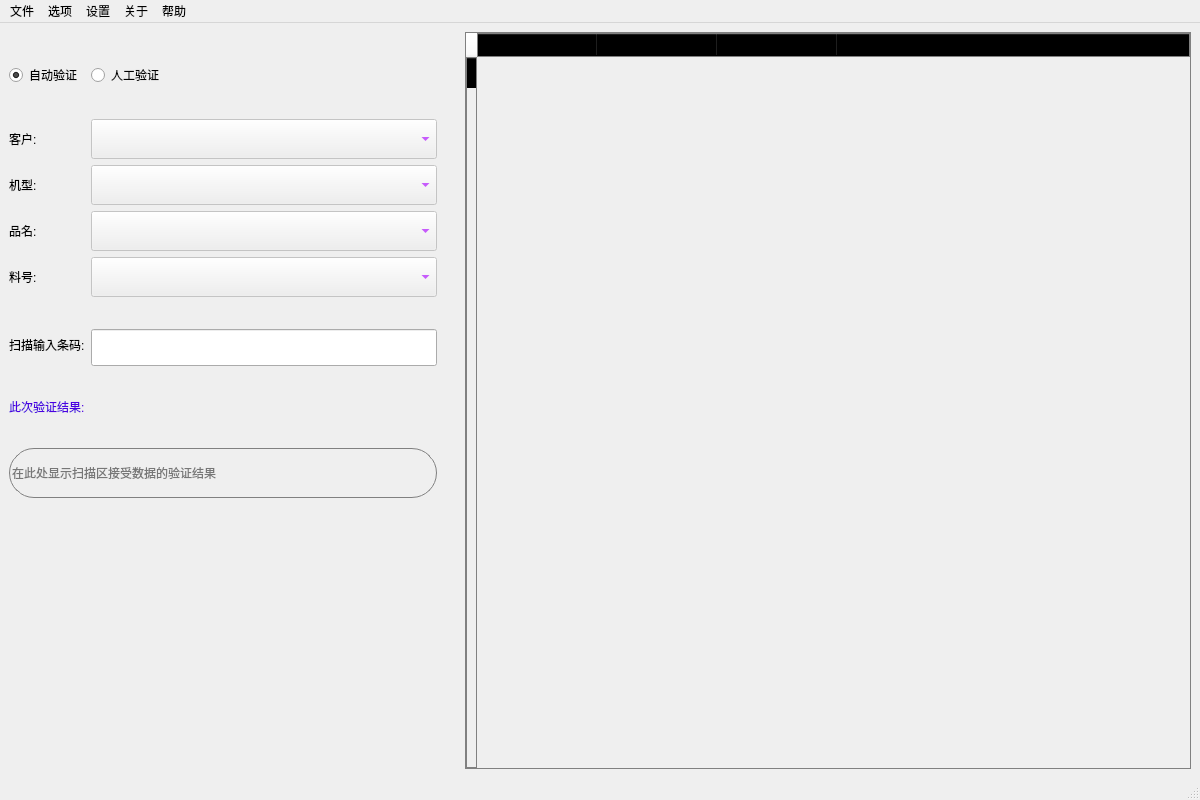
The window that ui/check.ui (woyuxundao/label-check) describes before a commit, drawn with Qt 5.
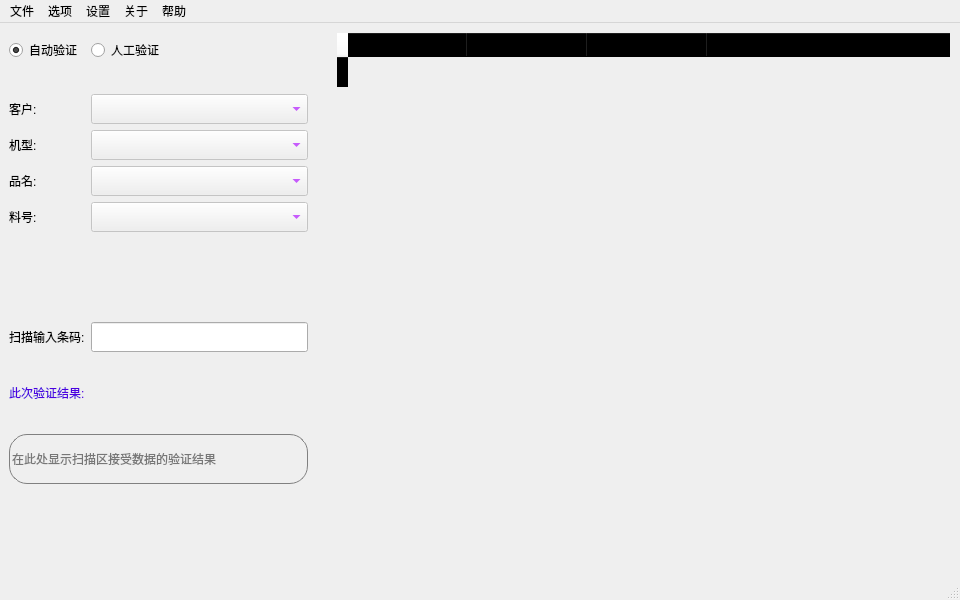
The same window after the commit. Icons and pictures are not drawn. Custom widgets are drawn as their Qt base class.

Diff of the .ui file:
```diff
--- a/ui/check.ui
+++ b/ui/check.ui
@@ -6,20 +6,20 @@
    <rect>
     <x>0</x>
     <y>0</y>
-    <width>1200</width>
-    <height>800</height>
+    <width>960</width>
+    <height>600</height>
    </rect>
   </property>
   <property name="minimumSize">
    <size>
-    <width>1200</width>
-    <height>800</height>
+    <width>960</width>
+    <height>600</height>
    </size>
   </property>
   <property name="maximumSize">
    <size>
-    <width>1200</width>
-    <height>800</height>
+    <width>960</width>
+    <height>600</height>
    </size>
   </property>
   <property name="windowTitle">
@@ -29,11 +29,14 @@
    <iconset resource="../img.qrc">
     <normaloff>:/bo/resource/ico.png</normaloff>:/bo/resource/ico.png</iconset>
   </property>
+  <property name="styleSheet">
+   <string notr="true"/>
+  </property>
   <widget class="QWidget" name="centralwidget">
    <property name="focusPolicy">
     <enum>Qt::NoFocus</enum>
    </property>
-   <layout class="QHBoxLayout" name="horizontalLayout" stretch="3,5">
+   <layout class="QHBoxLayout" name="horizontalLayout" stretch="3,6">
     <property name="spacing">
      <number>10</number>
     </property>
@@ -59,10 +62,10 @@
       </property>
       <layout class="QFormLayout" name="formLayout">
        <property name="topMargin">
-        <number>40</number>
+        <number>15</number>
        </property>
        <property name="bottomMargin">
-        <number>50</number>
+        <number>10</number>
        </property>
        <item row="0" column="0">
         <widget class="QRadioButton" name="auto_radio">
@@ -114,11 +117,11 @@
          <property name="minimumSize">
           <size>
            <width>0</width>
-           <height>40</height>
+           <height>30</height>
           </size>
          </property>
          <property name="styleSheet">
-          <string notr="true">font: 75 14pt &quot;Arial&quot;;</string>
+          <string notr="true">font: 75 11pt &quot;Arial&quot;;</string>
          </property>
          <property name="text">
           <string>客户:</string>
@@ -139,12 +142,12 @@
          <property name="minimumSize">
           <size>
            <width>0</width>
-           <height>40</height>
+           <height>30</height>
           </size>
          </property>
          <property name="styleSheet">
           <string notr="true">padding-left:10px;
-font: 75 15pt &quot;等线&quot;;
+font: 75 11pt &quot;等线&quot;;
 color: rgb(170, 0, 255);</string>
          </property>
         </widget>
@@ -160,11 +163,11 @@
          <property name="minimumSize">
           <size>
            <width>0</width>
-           <height>40</height>
+           <height>30</height>
           </size>
          </property>
          <property name="styleSheet">
-          <string notr="true">font: 75 14pt &quot;Arial&quot;;</string>
+          <string notr="true">font: 75 11pt &quot;Arial&quot;;</string>
          </property>
          <property name="text">
           <string>机型:</string>
@@ -185,12 +188,12 @@
          <property name="minimumSize">
           <size>
            <width>0</width>
-           <height>40</height>
+           <height>30</height>
           </size>
          </property>
          <property name="styleSheet">
           <string notr="true">padding-left:10px;
-font: 75 15pt &quot;等线&quot;;
+font: 75 11pt &quot;等线&quot;;
 color: rgb(170, 0, 255);</string>
          </property>
         </widget>
@@ -206,11 +209,11 @@
          <property name="minimumSize">
           <size>
            <width>0</width>
-           <height>40</height>
+           <height>30</height>
           </size>
          </property>
          <property name="styleSheet">
-          <string notr="true">font: 75 14pt &quot;Arial&quot;;</string>
+          <string notr="true">font: 75 11pt &quot;Arial&quot;;</string>
          </property>
          <property name="text">
           <string>品名:</string>
@@ -231,12 +234,12 @@
          <property name="minimumSize">
           <size>
            <width>0</width>
-           <height>40</height>
+           <height>30</height>
           </size>
          </property>
          <property name="styleSheet">
           <string notr="true">padding-left:10px;
-font: 75 15pt &quot;等线&quot;;
+font: 75 11pt &quot;等线&quot;;
 color: rgb(170, 0, 255);</string>
          </property>
         </widget>
@@ -252,11 +255,11 @@
          <property name="minimumSize">
           <size>
            <width>0</width>
-           <height>40</height>
+           <height>30</height>
           </size>
          </property>
          <property name="styleSheet">
-          <string notr="true">font: 75 14pt &quot;Arial&quot;;</string>
+          <string notr="true">font: 75 11pt &quot;Arial&quot;;</string>
          </property>
          <property name="text">
           <string>料号:</string>
@@ -277,36 +280,20 @@
          <property name="minimumSize">
           <size>
            <width>0</width>
-           <height>40</height>
+           <height>30</height>
           </size>
          </property>
          <property name="styleSheet">
           <string notr="true">padding-left:10px;
-font: 75 15pt &quot;等线&quot;;
+font: 75 11pt &quot;等线&quot;;
 color: rgb(170, 0, 255);</string>
          </property>
         </widget>
        </item>
-       <item row="6" column="0">
-        <spacer name="verticalSpacer">
-         <property name="orientation">
-          <enum>Qt::Vertical</enum>
-         </property>
-         <property name="sizeType">
-          <enum>QSizePolicy::Fixed</enum>
-         </property>
-         <property name="sizeHint" stdset="0">
-          <size>
-           <width>20</width>
-           <height>20</height>
-          </size>
-         </property>
-        </spacer>
-       </item>
        <item row="7" column="0">
         <widget class="QLabel" name="label_7">
          <property name="styleSheet">
-          <string notr="true">font: 16pt &quot;思源黑体 CN Regular&quot;;</string>
+          <string notr="true">font: 13pt &quot;思源黑体 CN Regular&quot;;</string>
          </property>
          <property name="text">
           <string>扫描输入条码:</string>
@@ -318,14 +305,14 @@
          <property name="minimumSize">
           <size>
            <width>0</width>
-           <height>37</height>
+           <height>30</height>
           </size>
          </property>
          <property name="styleSheet">
           <string notr="true">MyLineEdit {
-	font: 14pt &quot;黑体&quot;;
+	font: 15pt &quot;黑体&quot;;
 	color:rgb(0, 0, 255);
-	padding-left:20px;
+	padding-left:8px;
 	border:none;
 	border-bottom:1px solid rgb(0, 0, 0) ;
 
@@ -395,9 +382,9 @@
          </property>
          <property name="styleSheet">
           <string notr="true">border:1px solid gray;
-border-radius:25px;
+border-radius:18px;
 background-color: rgba(255, 255, 255, 0);
-font: 14pt &quot;Arial&quot;;</string>
+font: 11pt &quot;Arial&quot;;</string>
          </property>
          <property name="text">
           <string/>
@@ -429,6 +416,19 @@
          </property>
         </spacer>
        </item>
+       <item row="6" column="0">
+        <spacer name="verticalSpacer">
+         <property name="orientation">
+          <enum>Qt::Vertical</enum>
+         </property>
+         <property name="sizeHint" stdset="0">
+          <size>
+           <width>20</width>
+           <height>20</height>
+          </size>
+         </property>
+        </spacer>
+       </item>
       </layout>
      </widget>
     </item>
@@ -441,7 +441,7 @@
        <item>
         <widget class="QTableWidget" name="tableWidget">
          <property name="styleSheet">
-          <string notr="true">border:1px solid gray;
+          <string notr="true">
 </string>
          </property>
          <property name="editTriggers">
@@ -453,20 +453,35 @@
          <property name="rowCount">
           <number>1</number>
          </property>
+         <attribute name="horizontalHeaderVisible">
+          <bool>true</bool>
+         </attribute>
+         <attribute name="horizontalHeaderCascadingSectionResizes">
+          <bool>true</bool>
+         </attribute>
          <attribute name="horizontalHeaderMinimumSectionSize">
-          <number>30</number>
+          <number>20</number>
          </attribute>
          <attribute name="horizontalHeaderDefaultSectionSize">
           <number>120</number>
          </attribute>
+         <attribute name="horizontalHeaderHighlightSections">
+          <bool>true</bool>
+         </attribute>
+         <attribute name="horizontalHeaderShowSortIndicator" stdset="0">
+          <bool>true</bool>
+         </attribute>
          <attribute name="horizontalHeaderStretchLastSection">
           <bool>true</bool>
          </attribute>
+         <attribute name="verticalHeaderVisible">
+          <bool>true</bool>
+         </attribute>
          <attribute name="verticalHeaderCascadingSectionResizes">
           <bool>true</bool>
          </attribute>
          <attribute name="verticalHeaderMinimumSectionSize">
-          <number>20</number>
+          <number>30</number>
          </attribute>
          <attribute name="verticalHeaderDefaultSectionSize">
           <number>30</number>
@@ -475,6 +490,9 @@
           <property name="text">
            <string>1</string>
           </property>
+          <property name="toolTip">
+           <string>条码校验历史记录</string>
+          </property>
          </row>
          <column>
           <property name="text">
@@ -578,8 +596,8 @@
     <rect>
      <x>0</x>
      <y>0</y>
-     <width>1200</width>
-     <height>26</height>
+     <width>960</width>
+     <height>23</height>
     </rect>
    </property>
    <widget class="QMenu" name="menu">
```
Left out of the diff: 20 changed lines with no effect on the pictures.
